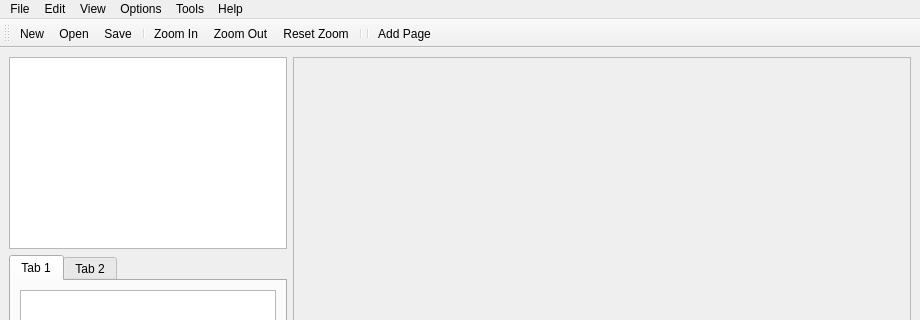
Above: project/mainwindow.ui from giorgio93p/book-embeddings before the change; both pictures show x 0 to 920 and y 0 to 320 of the 920 by 720 pixel window. Below: the same form after it.
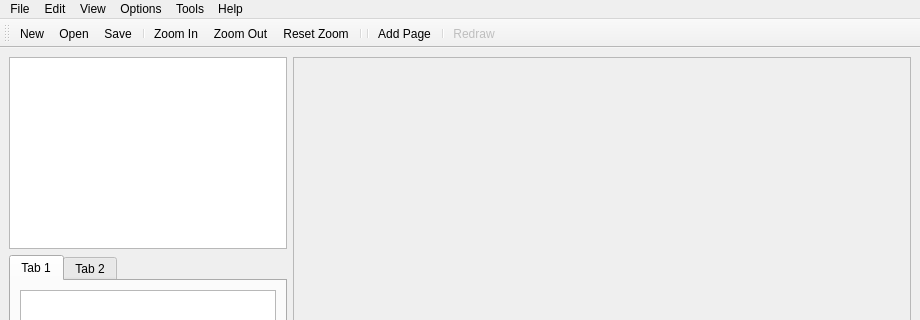
That is the form after the change. Icons and pictures are not drawn.

Commit message: can now rearrange verts on spine and redraw(need to make page colours persistent across redraws)

The edit to the form file:
```diff
--- a/project/mainwindow.ui
+++ b/project/mainwindow.ui
@@ -444,6 +444,8 @@
    <addaction name="separator"/>
    <addaction name="separator"/>
    <addaction name="actionAddPage"/>
+   <addaction name="separator"/>
+   <addaction name="actionRedraw"/>
   </widget>
   <action name="actionNew">
    <property name="icon">
@@ -657,6 +659,20 @@
     <string>Add Page</string>
    </property>
   </action>
+  <action name="actionRedraw">
+   <property name="enabled">
+    <bool>false</bool>
+   </property>
+   <property name="text">
+    <string>Redraw</string>
+   </property>
+   <property name="toolTip">
+    <string>Redraw</string>
+   </property>
+   <property name="visible">
+    <bool>true</bool>
+   </property>
+  </action>
  </widget>
  <resources/>
  <connections>
```
The commit also changes 13 other files.
